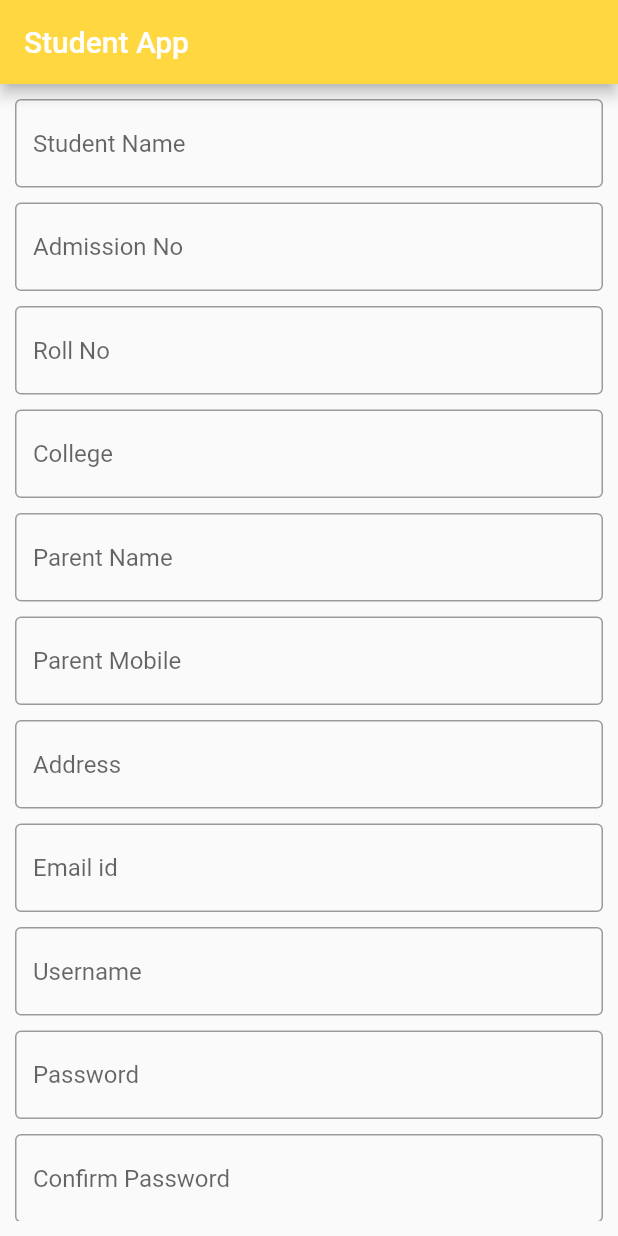
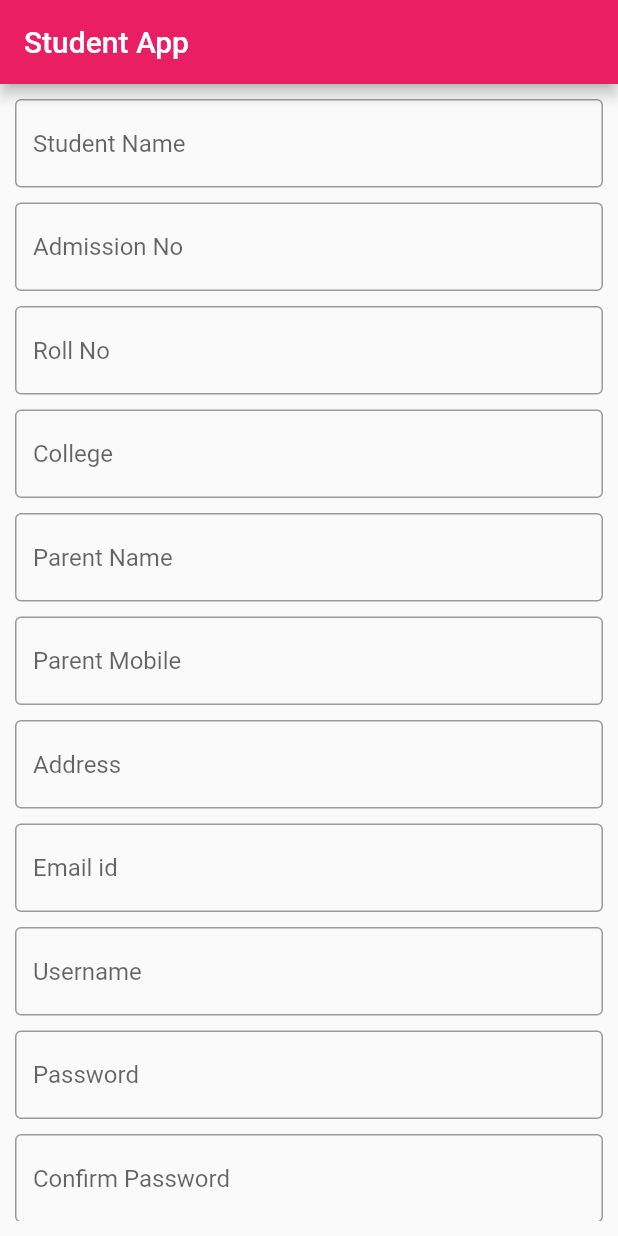
Before and after one commit to meghats123/Flutter-Student-App, a Flutter app: the screen it shows after launch, on a phone screen of 412 x 824 dp. Run offline on Flutter 3.47's test engine with Material 2 defaults, Android fonts, the phone set to English and light mode, and no system bars.

Commit message:
appbar color changed to PINK

```diff
--- a/lib/main.dart
+++ b/lib/main.dart
@@ -20,7 +20,7 @@ class MyApp extends StatelessWidget {
       home: Scaffold(
         appBar: AppBar(
           title: Text("Student App"),
-          backgroundColor: Colors.amberAccent,
+          backgroundColor: Colors.pink,
         ),
         body: Container(
           padding: EdgeInsets.all(10.0),
```
